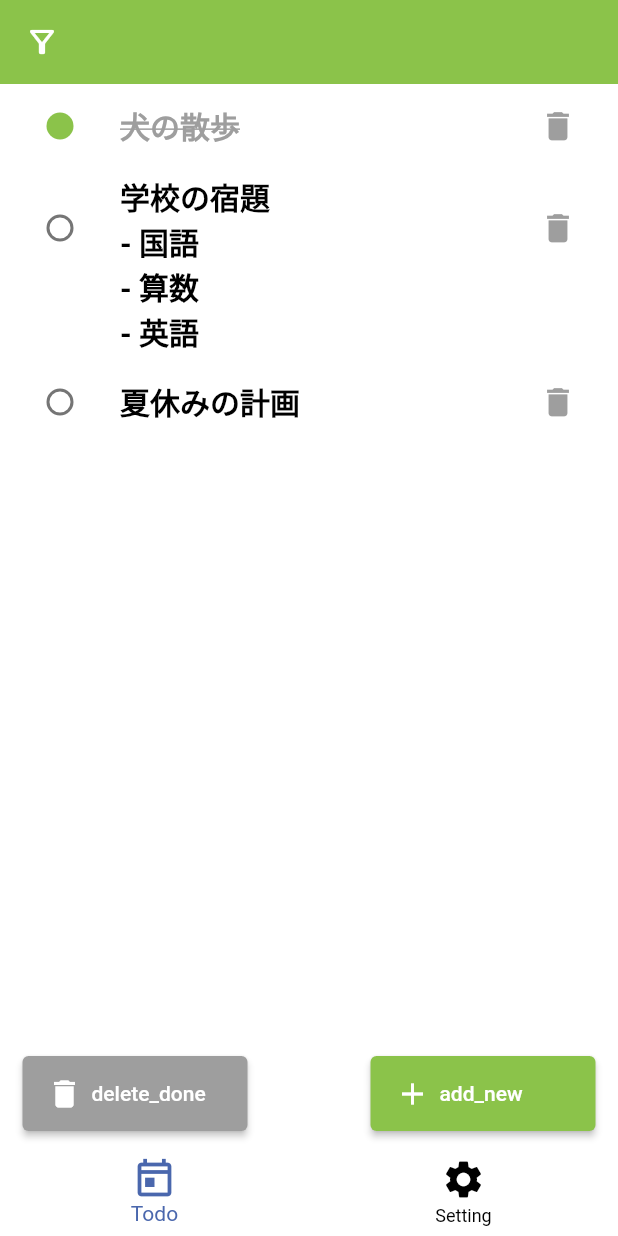
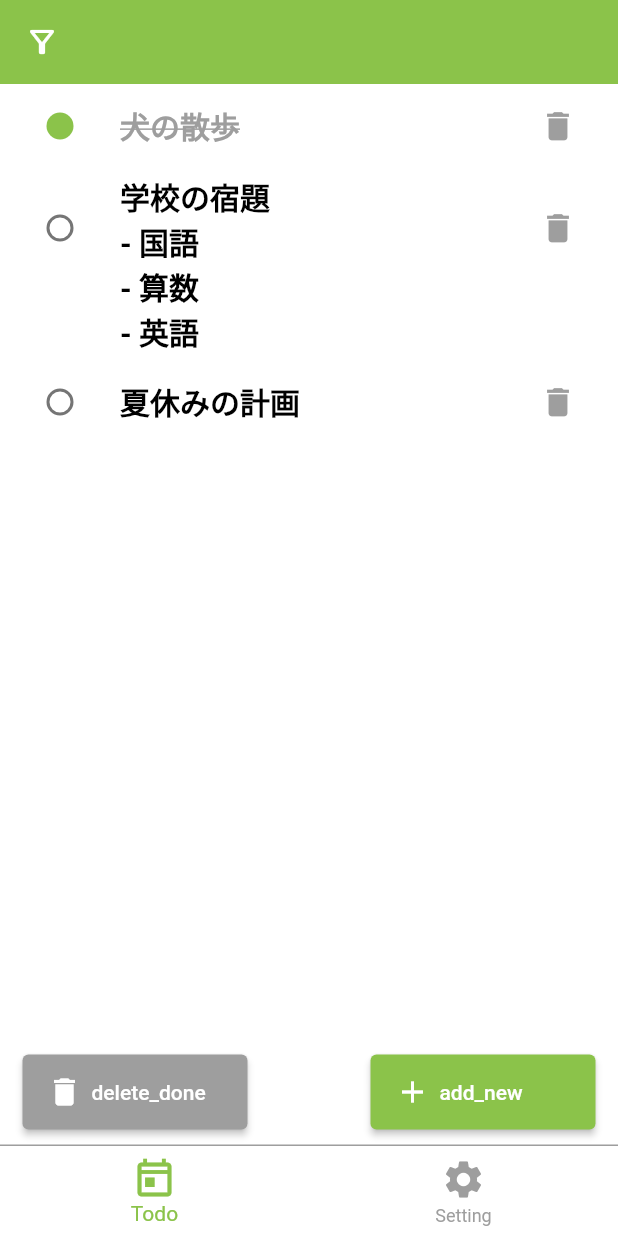
Before and after one commit to iseruuuuu/hobby_memo_app, a Flutter app: the screen it shows after launch, on a phone screen of 412 x 824 dp. Run offline on Flutter 3.47's test engine with Material 2 defaults, Android fonts, the phone set to English and light mode, and no system bars; our stand-ins replace flutter_easyloading, flutter_vector_icons, get, in_app_review, package_info_plus, settings_ui and 2 more; missing offline and left inert: panara_dialogs.

Commit message:
add: タブのBorderを編集

```diff
--- a/lib/screen/tab_screen.dart
+++ b/lib/screen/tab_screen.dart
@@ -1,5 +1,6 @@
 import 'package:flutter/material.dart';
 import 'package:get/get.dart';
+import 'package:hobby_memo_app/constants/color_constants.dart';
 import 'package:hobby_memo_app/controller/tab_screen_controller.dart';
 import 'package:hobby_memo_app/screen/setting_screen.dart';
 import 'package:hobby_memo_app/screen/todo_screen.dart';
@@ -17,20 +18,17 @@ class TabScreen extends StatelessWidget {
           const TodoScreen(),
           const SettingScreen(),
         ][controller.selectedIndex.value],
-        bottomNavigationBar: DecoratedBox(
+        bottomNavigationBar: Container(
           decoration: const BoxDecoration(
             border: Border(
-              top: BorderSide(
-                width: 0,
-                color: Colors.white,
-              ),
+              top: BorderSide(width: 1, color: Colors.grey),
             ),
           ),
           child: BottomNavigationBar(
             elevation: 0,
             backgroundColor: Colors.white,
-            selectedItemColor: const Color(0xFF4A67AD),
-            unselectedItemColor: Colors.black,
+            selectedItemColor: ColorConstant.appBarColor,
+            unselectedItemColor: Colors.grey,
             iconSize: 30,
             currentIndex: controller.selectedIndex.value,
             onTap: controller.onTap,
```
